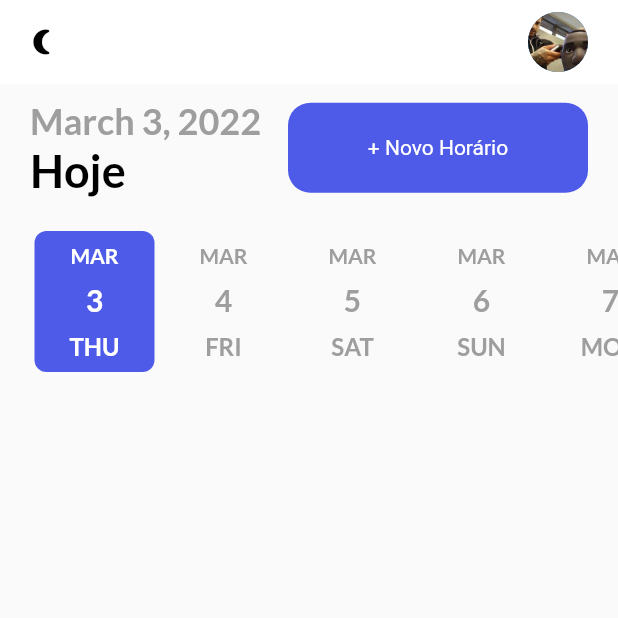
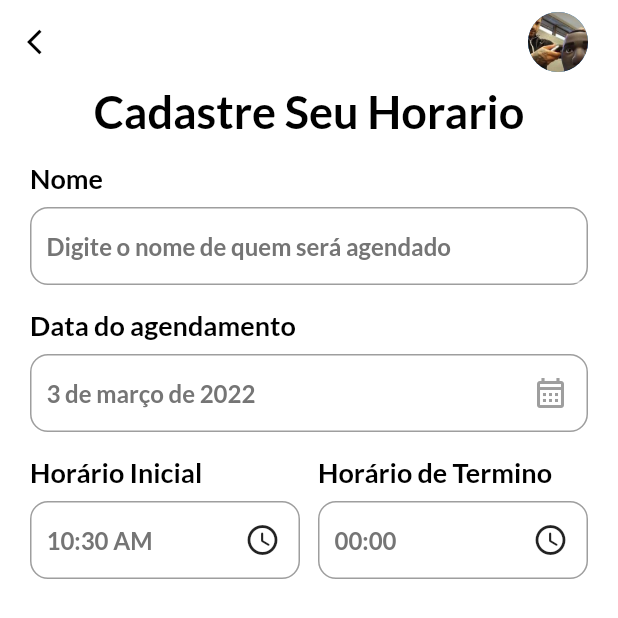
Before and after one commit to VitorL02/BarberApp, a Flutter app: the screen it shows after launch, after a tap on "+ Novo Horário", on a phone screen of 412 x 824 dp. Shown: the top 618 px of the screen. Run offline on Flutter 3.47's test engine with Material 2 defaults, Android fonts, the phone set to English and light mode, and no system bars; drawn by our look-alikes of date_picker_timeline; our stand-ins replace flutter_local_notifications, get, get_storage, google_fonts, timezone.

Commit message:
Criando a pagina de criação de agendamentos, fixando o erro de não atualizar as datas ao alterar no calendario, criação do input de dados para ser usado em toda a aplicação, adicionando a dependencia Flutte_locations para traduzir todas as datas

```diff
--- a/lib/main.dart
+++ b/lib/main.dart
@@ -1,6 +1,9 @@
+// ignore_for_file: prefer_const_literals_to_create_immutables
+
 import 'package:barberapp/ui/home_page.dart';
 import 'package:barberapp/ui/services/theme_services.dart';
 import 'package:flutter/material.dart';
+import 'package:flutter_localizations/flutter_localizations.dart';
 import 'package:get/get_navigation/src/root/get_material_app.dart';
 import 'package:get_storage/get_storage.dart';
 
@@ -18,6 +21,11 @@ class MyApp extends StatelessWidget {
   @override
   Widget build(BuildContext context) {
     return GetMaterialApp(
+      localizationsDelegates: [
+        GlobalMaterialLocalizations.delegate,
+        GlobalWidgetsLocalizations.delegate
+      ],
+      supportedLocales: [const Locale('pt', 'BR')],
       title: 'Agende seu Horario',
       debugShowCheckedModeBanner: false,
       theme: Themes.lightTheme,
--- /dev/null
+++ b/lib/ui/add_schedule.dart
@@ -0,0 +1,160 @@
+// ignore_for_file: prefer_const_constructors, prefer_const_literals_to_create_immutables, duplicate_ignore, avoid_print
+
+import 'package:barberapp/ui/theme.dart';
+import 'package:barberapp/ui/widgets/input_field.dart';
+import 'package:flutter/material.dart';
+import 'package:get/get.dart';
+import 'package:intl/intl.dart';
+
+class AddSchedule extends StatefulWidget {
+  const AddSchedule({Key? key}) : super(key: key);
+
+  @override
+  State<AddSchedule> createState() => _AddScheduleState();
+}
+
+class _AddScheduleState extends State<AddSchedule> {
+  DateTime _selectedDate = DateTime.now();
+  String _startTime = DateFormat("hh:mm a").format(DateTime.now()).toString();
+  String _endTime = "00:00";
+  @override
+  Widget build(BuildContext context) {
+    return Scaffold(
+      backgroundColor: context.theme.backgroundColor,
+      appBar: _appBar(context),
+      body: Container(
+        padding: const EdgeInsets.only(left: 20, right: 20),
+        child: SingleChildScrollView(
+          child: Column(
+            children: [
+              Text(
+                "Cadastre Seu Horario",
+                style: headingStyle,
+              ),
+              InputField(
+                  title: "Nome", label: "Digite o nome de quem será agendado"),
+              InputField(
+                title: "Data do agendamento",
+                label: DateFormat(DateFormat.YEAR_MONTH_DAY, 'pt_Br')
+                    .format(_selectedDate),
+                widget: IconButton(
+                  icon: Icon(
+                    Icons.calendar_month_outlined,
+                    color: Colors.grey,
+                  ),
+                  onPressed: () {
+                    _getDateUser();
+                  },
+                ),
+              ),
+              Row(
+                children: [
+                  Expanded(
+                    child: InputField(
+                      title: "Horário Inicial",
+                      label: _startTime,
+                      widget: IconButton(
+                        onPressed: () {
+                          _getTimeUser(isStartTime: true);
+                        },
+                        icon: Icon(Icons.access_time_rounded),
+                      ),
+                    ),
+                  ),
+                  SizedBox(
+                    width: 12,
+                  ),
+                  Expanded(
+                    child: InputField(
+                      title: "Horário de Termino",
+                      label: _endTime,
+                      widget: IconButton(
+                        onPressed: () {
+                          _getTimeUser(isStartTime: false);
+                        },
+                        icon: Icon(Icons.access_time_rounded),
+                      ),
+                    ),
+                  ),
+                ],
+              )
+            ],
+          ),
+        ),
+      ),
+    );
+  }
+
+  _appBar(BuildContext context) {
+    return AppBar(
+      elevation: 0,
+      backgroundColor: context.theme.backgroundColor,
+
+      leading: GestureDetector(
+        onTap: () {
+          Get.back();
+        },
+        child: Icon(
+          Icons.arrow_back_ios,
+          size: 20,
+          color: Get.isDarkMode ? Colors.white : Colors.black,
+        ),
+      ), //Inclui itens no inicio da appBar
+      // ignore: prefer_const_literals_to_create_immutables
+      actions: [
+        CircleAvatar(
+          backgroundImage: AssetImage(
+            "images/222.jpg",
+          ),
+        ),
+        SizedBox(
+          width: 20,
+        )
+      ],
+    );
+  }
+
+  _getDateUser() async {
+    DateTime? _pickerDate = await showDatePicker(
+        context: context,
+        initialDate: DateTime.now(),
+        firstDate: DateTime(2001),
+        lastDate: DateTime(2199));
+
+    if (_pickerDate != null) {
+      setState(() {
+        _selectedDate = _pickerDate;
+      });
+    } else {
+      print("Ops Problema ao salvar a data");
+    }
+  }
+
+  _getTimeUser({required bool isStartTime}) async {
+    var pickedTime = await _showTimePicker();
+    String _formatedTime = pickedTime.format(
+        context); //Passando somento o contexto e possivel tranformar em string o valor recebido
+    if (pickedTime == null) {
+      print("Cancelado");
+    } else if (isStartTime == true) {
+      setState(() {
+        _startTime = _formatedTime;
+      });
+    } else if (isStartTime == false) {
+      setState(() {
+        _endTime = _formatedTime;
+      });
+    }
+  }
+
+  _showTimePicker() {
+    return showTimePicker(
+      initialEntryMode: TimePickerEntryMode.input,
+      context: context,
+      initialTime: TimeOfDay(
+        hour: int.parse(_startTime.split(":")[0]),
+        minute: int.parse(_startTime.split(":")[1].split(" ")[0]),
+      ),
+    );
+  }
+}
--- a/lib/ui/home_page.dart
+++ b/lib/ui/home_page.dart
@@ -1,11 +1,13 @@
 // ignore_for_file: prefer_const_constructors, prefer_typing_uninitialized_variables, unused_element, avoid_unnecessary_containers
 
+import 'package:barberapp/ui/add_schedule.dart';
 import 'package:barberapp/ui/services/notification_service.dart';
 import 'package:barberapp/ui/services/theme_services.dart';
 import 'package:barberapp/ui/theme.dart';
 import 'package:barberapp/ui/widgets/button.dart';
 import 'package:date_picker_timeline/date_picker_timeline.dart';
 import 'package:flutter/material.dart';
+
 import 'package:get/get.dart';
 import 'package:google_fonts/google_fonts.dart';
 import 'package:intl/intl.dart';
@@ -54,7 +56,9 @@ class _HomePageState extends State<HomePage> {
         selectionColor: primaryClr,
         selectedTextColor: Colors.white,
         onDateChange: (date) {
-          _selectedDate = date;
+          setState(() {
+            _selectedDate = date;
+          });
         },
         dateTextStyle: GoogleFonts.lato(
           textStyle: TextStyle(
@@ -83,7 +87,7 @@ class _HomePageState extends State<HomePage> {
               crossAxisAlignment: CrossAxisAlignment.start,
               children: [
                 Text(
-                  DateFormat.yMMMMd().format(DateTime.now()),
+                  DateFormat.yMMMMd().format(_selectedDate),
                   style: subHeadStyle,
                 ),
                 Text(
@@ -95,7 +99,7 @@ class _HomePageState extends State<HomePage> {
           ),
           Button(
             label: "+ Novo Horário",
-            onTap: () => null,
+            onTap: () => Get.to(AddSchedule()),
           ),
         ],
       ),
@@ -112,7 +116,9 @@ class _HomePageState extends State<HomePage> {
           ThemeService().themeSwitch();
           notifyHelper.displayNotification(
             title: 'Mudança de Tema',
-            // body: Get.isDarkMode ?   "Usando o tema light" : "Usando o Tema Dark", //Troca de mensagens feita pois o getx está recebendo o pacote getx e não do _box do theme_services
+            body: Get.isDarkMode
+                ? "Usando o tema light"
+                : "Usando o Tema Dark", //Troca de mensagens feita pois o getx está recebendo o pacote getx e não do _box do theme_services
           );
           notifyHelper.scheduledNotification();
         },
--- a/lib/ui/theme.dart
+++ b/lib/ui/theme.dart
@@ -34,6 +34,26 @@ TextStyle get subHeadStyle {
   );
 }
 
+TextStyle get titleInputStyle {
+  return GoogleFonts.lato(
+    textStyle: TextStyle(
+      fontSize: 18,
+      fontWeight: FontWeight.bold,
+      color: Get.isDarkMode ? Colors.white : Colors.black,
+    ),
+  );
+}
+
+TextStyle get labelInputStyle {
+  return GoogleFonts.lato(
+    textStyle: TextStyle(
+      fontSize: 16,
+      fontWeight: FontWeight.bold,
+      color: Get.isDarkMode ? Colors.grey[100] : Colors.grey[600],
+    ),
+  );
+}
+
 TextStyle get headingStyle {
   return GoogleFonts.lato(
     textStyle: TextStyle(
--- /dev/null
+++ b/lib/ui/widgets/input_field.dart
@@ -0,0 +1,76 @@
+// ignore_for_file: avoid_unnecessary_containers, prefer_const_constructors
+
+import 'package:barberapp/ui/theme.dart';
+import 'package:flutter/material.dart';
+import 'package:get/get.dart';
+
+class InputField extends StatelessWidget {
+  final String title;
+  final String label;
+  final TextEditingController? controller;
+  final Widget? widget;
+  const InputField(
+      {Key? key,
+      required this.title,
+      required this.label,
+      this.controller,
+      this.widget})
+      : super(key: key);
+
+  @override
+  Widget build(BuildContext context) {
+    return Container(
+      margin: const EdgeInsets.only(top: 16),
+      child: Column(
+        crossAxisAlignment: CrossAxisAlignment.start,
+        children: [
+          Text(title, style: titleInputStyle),
+          Container(
+            padding: const EdgeInsets.only(left: 10),
+            margin: const EdgeInsets.only(top: 8.0),
+            height: 52,
+            decoration: BoxDecoration(
+              border: Border.all(
+                color: Colors.grey,
+                width: 1.0,
+              ),
+              borderRadius: BorderRadius.circular(12),
+            ),
+            child: Row(
+              children: [
+                Expanded(
+                  child: TextFormField(
+                    //Essa implementação e feita para o campo de formulario não permitir entrada de dados via teclado quando existir um widget
+                    readOnly: widget == null ? false : true,
+                    autofocus: false,
+                    cursorColor:
+                        Get.isDarkMode ? Colors.grey[100] : Colors.grey[700],
+                    controller: controller,
+                    style: labelInputStyle,
+                    decoration: InputDecoration(
+                      hintText: label,
+                      hintStyle: labelInputStyle,
+                      enabledBorder: UnderlineInputBorder(
+                        borderSide: BorderSide(
+                          color: context.theme.backgroundColor,
+                          width: 0,
+                        ),
+                      ),
+                      focusedBorder: UnderlineInputBorder(
+                        borderSide: BorderSide(
+                          color: context.theme.backgroundColor,
+                          width: 0,
+                        ),
+                      ),
+                    ),
+                  ),
+                ),
+                widget == null ? Container() : Container(child: widget),
+              ],
+            ),
+          )
+        ],
+      ),
+    );
+  }
+}
--- a/pubspec.yaml
+++ b/pubspec.yaml
@@ -28,6 +28,8 @@ environment:
 # versions available, run `flutter pub outdated`.
 dependencies:
   flutter:
+    sdk: flutter
+  flutter_localizations:
     sdk: flutter
 
 
```
Also changed, not shown: pubspec.lock.
